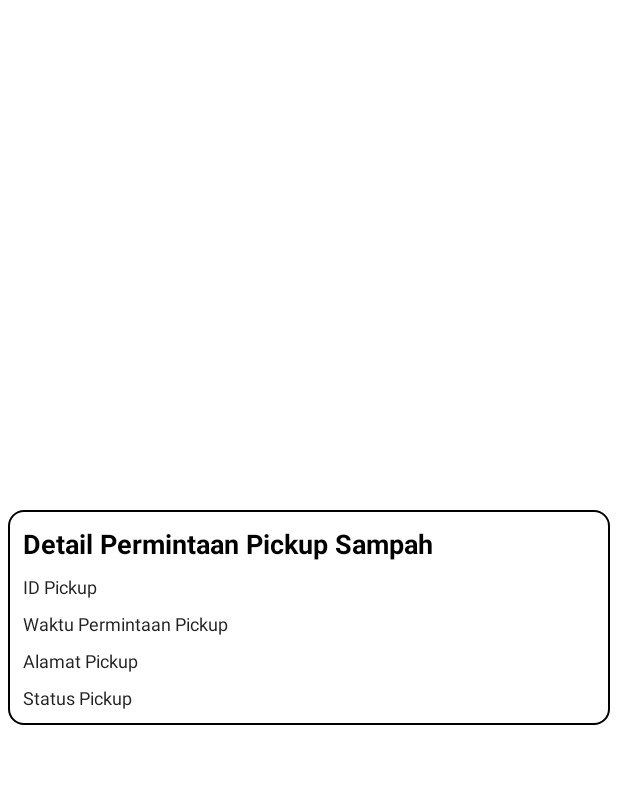
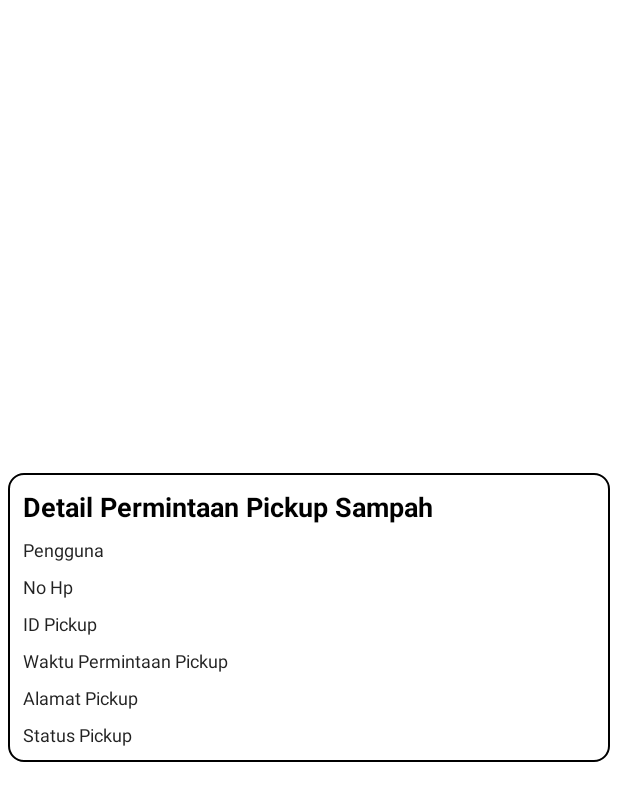
Before and after one commit to ikkair/saber-fe, an Android app: the layout single_trash_pickup.xml on its own in the app's theme, with its tools: preview values and no code run, on a phone screen of 412 x 824 dp. Shown: the top 801 px of the screen. Run offline under Robolectric (Android 15) with nearby library versions, the light colour scheme and no system bars.

Commit message:
[FEATURE] added new trash

```diff
--- a/app/src/main/res/layout/single_pickup_trash_list.xml
+++ b/app/src/main/res/layout/single_pickup_trash_list.xml
@@ -17,9 +17,9 @@
         android:layout_width="match_parent"
         android:layout_height="match_parent">
 
-        <include
-            layout="@layout/single_trash_pickup"
-            android:layout_gravity="top"
+        <LinearLayout
+            android:orientation="vertical"
+            android:id="@+id/singlePickupDetails"
             android:layout_width="match_parent"
             android:layout_height="wrap_content"/>
 
--- a/app/src/main/res/layout/single_trash_pickup.xml
+++ b/app/src/main/res/layout/single_trash_pickup.xml
@@ -21,6 +21,16 @@
             android:text="Detail Permintaan Pickup Sampah"/>
 
         <LinearLayout style="@style/cashOutDetailsWrapper">
+            <TextView style="@style/cashOutDetails" android:text="Pengguna"/>
+            <TextView style="@style/cashOutDetails" android:id="@+id/trashReqName"/>
+        </LinearLayout>
+
+        <LinearLayout style="@style/cashOutDetailsWrapper">
+            <TextView style="@style/cashOutDetails" android:text="No Hp"/>
+            <TextView style="@style/cashOutDetails" android:id="@+id/trashReqPhoneNumber"/>
+        </LinearLayout>
+
+        <LinearLayout style="@style/cashOutDetailsWrapper">
             <TextView style="@style/cashOutDetails" android:text="ID Pickup"/>
             <TextView style="@style/cashOutDetails" android:id="@+id/trashReqPickId"/>
         </LinearLayout>
```
